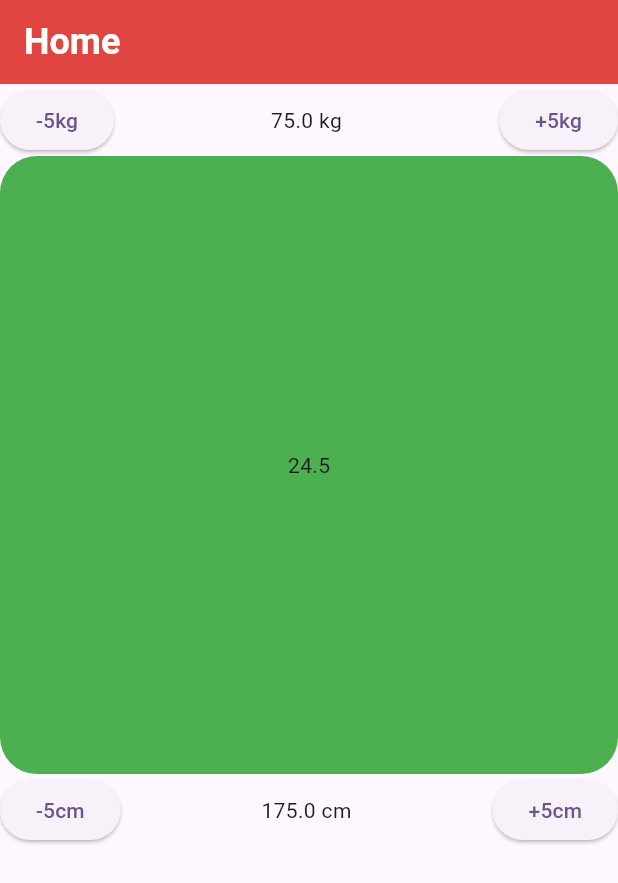
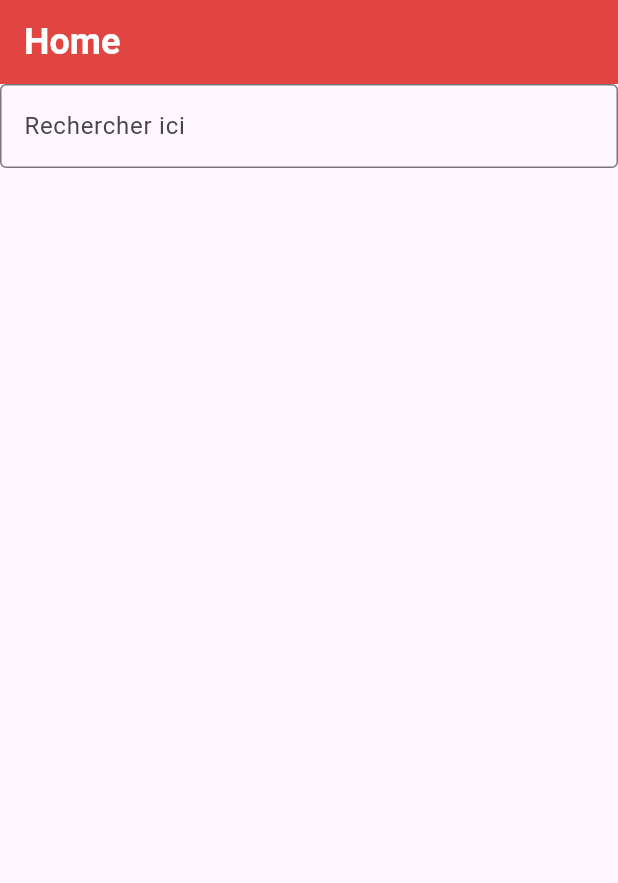
Before and after one commit to liiloouu16/flutter_project, a Flutter app: the screen it shows after launch, on a phone screen of 412 x 824 dp. Shown: the top 883 px of the screen. Run offline on Flutter 3.47's test engine with Material 3 defaults, Android fonts, the phone set to English and light mode, and no system bars; our stand-ins replace flutter_riverpod, shared_preferences.

Commit message:
champ_saisie_recherche

```diff
--- a/lib/home.dart
+++ b/lib/home.dart
@@ -30,70 +30,13 @@ class Home extends ConsumerWidget {
         backgroundColor: Colors.red,
       ),
       body: Column(children: [
-        Row(
-          mainAxisAlignment: MainAxisAlignment.center,
-          children: [
-            ElevatedButton(
-                onPressed: () {
-                  store.decreaseWeight(store, weight, state);
-                },
-                child: Text('-5kg')),
-            Expanded(child: Text('$weight kg', textAlign: TextAlign.center)),
-            ElevatedButton(
-                onPressed: () {
-                  store.increaseWeight(store, weight, state);
-                },
-                child: Text('+5kg')),
-          ],
-        ),
-        Container(
-            height: MediaQuery.of(context).size.width,
-            decoration: BoxDecoration(
-              borderRadius: BorderRadius.all(
-                  Radius.circular(store.calculImc(weight, height))),
-              color: store.modifyColor(store.calculImc(weight, height)),
-            ),
-            child: Center(
-              child: IMCVisualisator(),
-            )),
-        Row(
-          mainAxisAlignment: MainAxisAlignment.center,
-          children: [
-            ElevatedButton(
-                onPressed: () {
-                  store.modifyHeight(-5, height);
-                },
-                child: Text('-5cm')),
-            Expanded(
-                child: Text(
-                  '$height cm',
-                  textAlign: TextAlign.center,
-                )),
-            ElevatedButton(
-                onPressed: () {
-                  store.modifyHeight(5, height);
-                },
-                child: Text('+5cm')),
-          ],
-        ),
+        TextField(
+          decoration: InputDecoration(
+            border: OutlineInputBorder(),
+            hintText: 'Rechercher ici',
+          ),
+        )
       ]),
-      floatingActionButton: store.shouldShowResetBtn(state)
-          ? Row(
-        mainAxisAlignment: MainAxisAlignment.end,
-        children: [
-          FloatingActionButton(
-              onPressed: () {
-                store.resetValues(store);
-              },
-              child: Icon(Icons.clear)),
-          SizedBox(width: 16),
-          FloatingActionButton(
-            onPressed: () => null,
-            child: Icon(Icons.save),
-          )
-        ],
-      )
-          : SizedBox(),
     );
   }
 }
```
